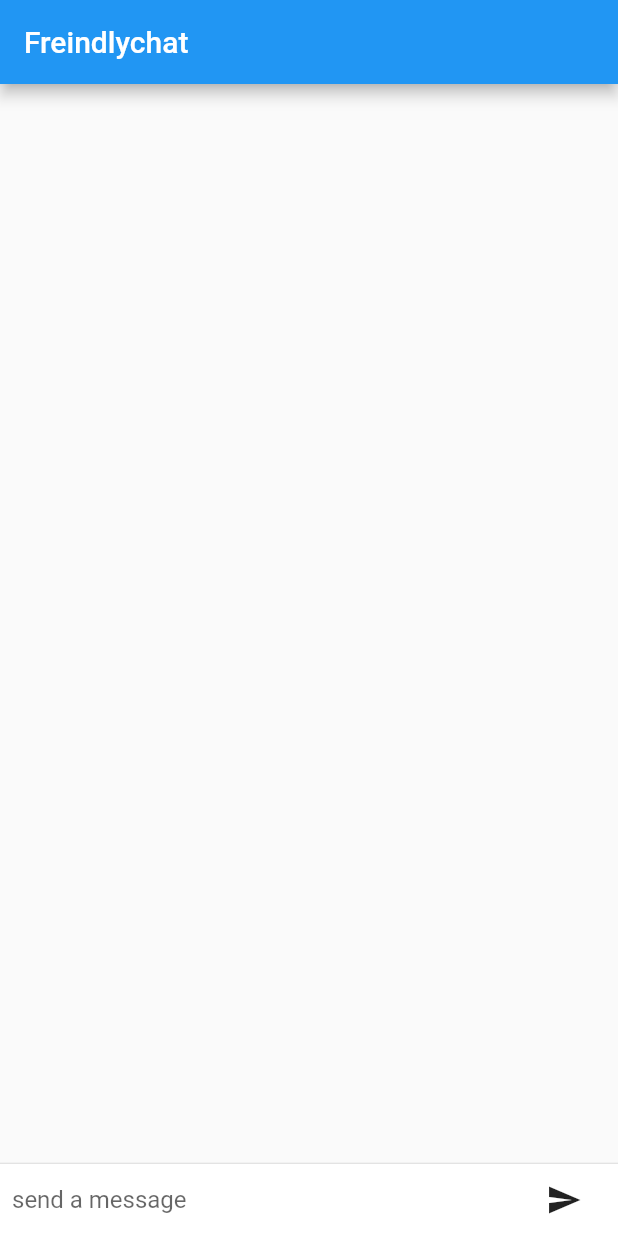
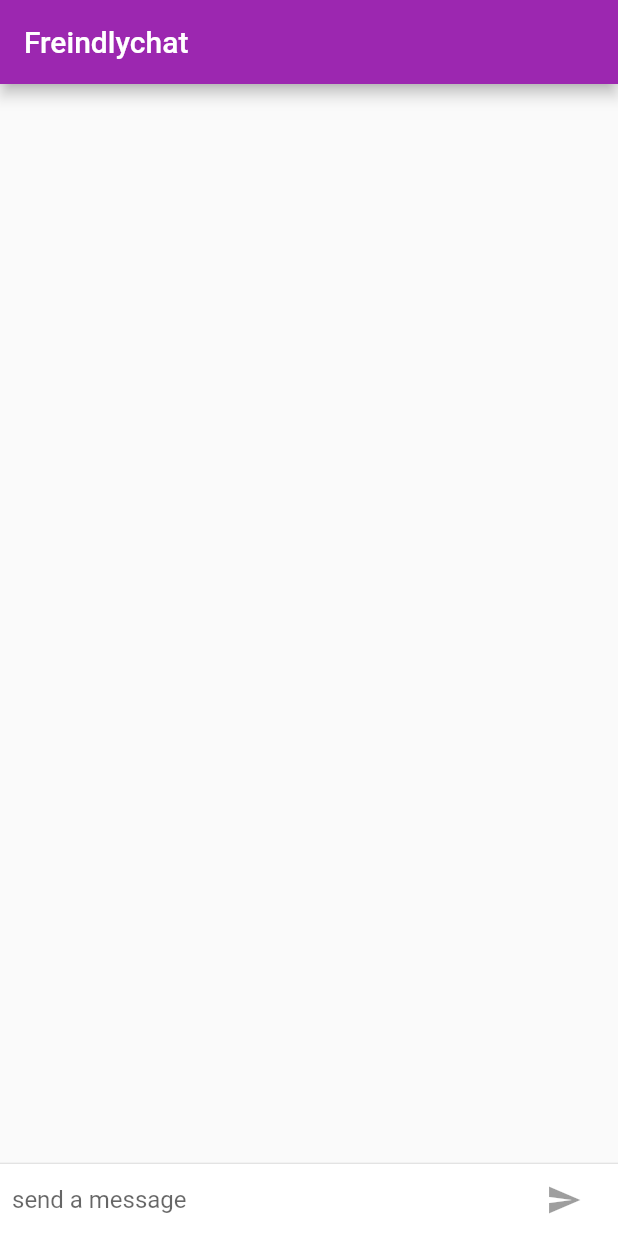
Before and after one commit to RiverAge/flutter-example, a Flutter app: the screen it shows after launch, on a phone screen of 412 x 824 dp. Run offline on Flutter 3.47's test engine with Material 2 defaults, Android fonts, the phone set to English and light mode, and no system bars.

Commit message:
animate app Customize for iOS and Android

```diff
--- a/lib/main.dart
+++ b/lib/main.dart
@@ -1,31 +1,49 @@
 import 'package:flutter/material.dart';
+import 'package:flutter/foundation.dart';
+import 'package:flutter/cupertino.dart';
 
 void main() {
 //  runApp(new MyApp());
   runApp(new FriendlyChatApp());
 }
 
+final ThemeData kIOSTheme = new ThemeData(
+  primarySwatch: Colors.orange,
+  primaryColor: Colors.grey[100],
+  primaryColorBrightness: Brightness.light,
+);
+
+final ThemeData kDefaultTheme = new ThemeData(
+  primarySwatch: Colors.purple,
+  accentColor: Colors.orangeAccent[400],
+);
+
+
 class FriendlyChatApp extends StatelessWidget {
   @override
   Widget build(BuildContext context) {
     return new MaterialApp(
       title: 'Friendlychat',
+      theme: defaultTargetPlatform == TargetPlatform.iOS ? kIOSTheme : kDefaultTheme,
       home: new ChatScreen(),
     );
   }
 }
 
-class ChatScreenState extends State<ChatScreen> {
+class ChatScreenState extends State<ChatScreen> with TickerProviderStateMixin {
   final List<ChatMessage> _message = <ChatMessage>[];
   final TextEditingController _textController = new TextEditingController();
 
+  bool _isComposing = false;
   @override
   Widget build(BuildContext context) {
     return new Scaffold(
         appBar: new AppBar(
           title: new Text('Freindlychat'),
+          elevation: Theme.of(context).platform == TargetPlatform.iOS ? 0.0 : 4.0,
         ),
-        body: new Column(children: <Widget>[
+        body: new Container(
+          child: new Column(children: <Widget>[
           new Flexible(
               child: new ListView.builder(
                   padding: new EdgeInsets.all(8.0),
@@ -37,38 +55,92 @@ class ChatScreenState extends State<ChatScreen> {
             decoration: new BoxDecoration(color: Theme.of(context).cardColor),
             child: _buildTextComposer(),
           ),
-        ]));
+        ],
+          ),
+          decoration: Theme.of(context).platform == TargetPlatform.iOS ?
+          new BoxDecoration(
+            border:
+              new Border(top: new BorderSide(color: Colors.grey[200]))
+          ) : null),
+    );
+  }
+
+  @override
+  void dispose() {
+    for (ChatMessage message in _message) {
+      message.animationController.dispose();
+    }
+    super.dispose();
   }
 
   Widget _buildTextComposer() {
-    return new Container(
+    return new IconTheme(
+        data: new IconThemeData(color: Theme.of(context).accentColor),
+        child: new Container(
           margin: const EdgeInsets.symmetric(horizontal: 8.0),
           child: new Row(
             children: <Widget>[
-          new Flexible(
-              child: new TextField(
+              new Flexible(child: new TextField(
                 controller: _textController,
+                onChanged: (String text) {
+                  setState(() {
+                    _isComposing = text.length > 0;
+                  });
+                },
                 onSubmitted: _handleSubmitted,
-                  keyboardType: TextInputType.datetime,
-                  decoration: new InputDecoration.collapsed(
-                      hintText: "send a message"))),
+                decoration: new InputDecoration.collapsed(hintText: "send a message"),
+              )),
               new Container(
                 margin: new EdgeInsets.symmetric(horizontal: 4.0),
-            child: new IconButton(
+                child: Theme.of(context).platform == TargetPlatform.iOS ?
+                    new CupertinoButton(
+                        child: new Text("Send"),
+                        onPressed: _isComposing ? () => _handleSubmitted(_textController.text) : null) :
+                    new IconButton(
                         icon: new Icon(Icons.send),
-                onPressed: () => _handleSubmitted(_textController.text)),
+                        onPressed: _isComposing ? () => _handleSubmitted(_textController.text) : null)
               )
             ],
           ),
-    );
+        ));
+//    return new Container(
+//      margin: const EdgeInsets.symmetric(horizontal: 8.0),
+//      child: new Row(
+//        children: <Widget>[
+//          new Flexible(
+//              child: new TextField(
+//                  controller: _textController,
+//                  onSubmitted: _handleSubmitted,
+//                  keyboardType: TextInputType.datetime,
+//                  decoration: new InputDecoration.collapsed(
+//                      hintText: "send a message"))),
+//          new Container(
+//            margin: new EdgeInsets.symmetric(horizontal: 4.0),
+//            child: new IconButton(
+//                icon: new Icon(Icons.send),
+//                onPressed: () => _handleSubmitted(_textController.text)),
+//          )
+//        ],
+//      ),
+//    );
   }
 
   void _handleSubmitted(String text) {
     _textController.clear();
-    ChatMessage message = new ChatMessage(text: text);
+    setState(() {
+      _isComposing = false;
+    });
+    ChatMessage message = new ChatMessage(
+      text: text,
+      animationController: new AnimationController(
+          duration: new Duration(microseconds: 1700),
+          vsync: this),
+    );
     setState(() {
       _message.insert(0, message);
     });
+
+    message.animationController.forward();
   }
 }
 
@@ -87,12 +159,19 @@ class ChatScreen extends StatefulWidget {
 const String _name = "Li Meng";
 
 class ChatMessage extends StatelessWidget {
-  ChatMessage({this.text});
+  ChatMessage({this.text, this.animationController});
+
   final String text;
+  final AnimationController animationController;
 
   @override
   Widget build(BuildContext context) {
-    return new Container(
+    return new SizeTransition(
+        sizeFactor: new  CurvedAnimation(
+            parent: animationController,
+            curve: Curves.easeOut),
+    axisAlignment: 0.0,
+      child: new Container(
         margin: const EdgeInsets.symmetric(vertical: 10.0),
         child: new Row(
           crossAxisAlignment: CrossAxisAlignment.start,
@@ -113,7 +192,30 @@ class ChatMessage extends StatelessWidget {
             )
           ],
         ),
+      ),
     );
+//    return new Container(
+//      margin: const EdgeInsets.symmetric(vertical: 10.0),
+//      child: new Row(
+//        crossAxisAlignment: CrossAxisAlignment.start,
+//        children: <Widget>[
+//          new Container(
+//            margin: const EdgeInsets.only(right: 16.0),
+//            child: new CircleAvatar(child: new Text(_name[0])),
+//          ),
+//          new Column(
+//            crossAxisAlignment: CrossAxisAlignment.start,
+//            children: <Widget>[
+//              new Text(_name, style: Theme.of(context).textTheme.subhead),
+//              new Container(
+//                margin: const EdgeInsets.only(top: 5.0),
+//                child: new Text(text),
+//              )
+//            ],
+//          )
+//        ],
+//      ),
+//    );
   }
 }
 
```
Lines whose indentation alone changed are shown as unchanged.
